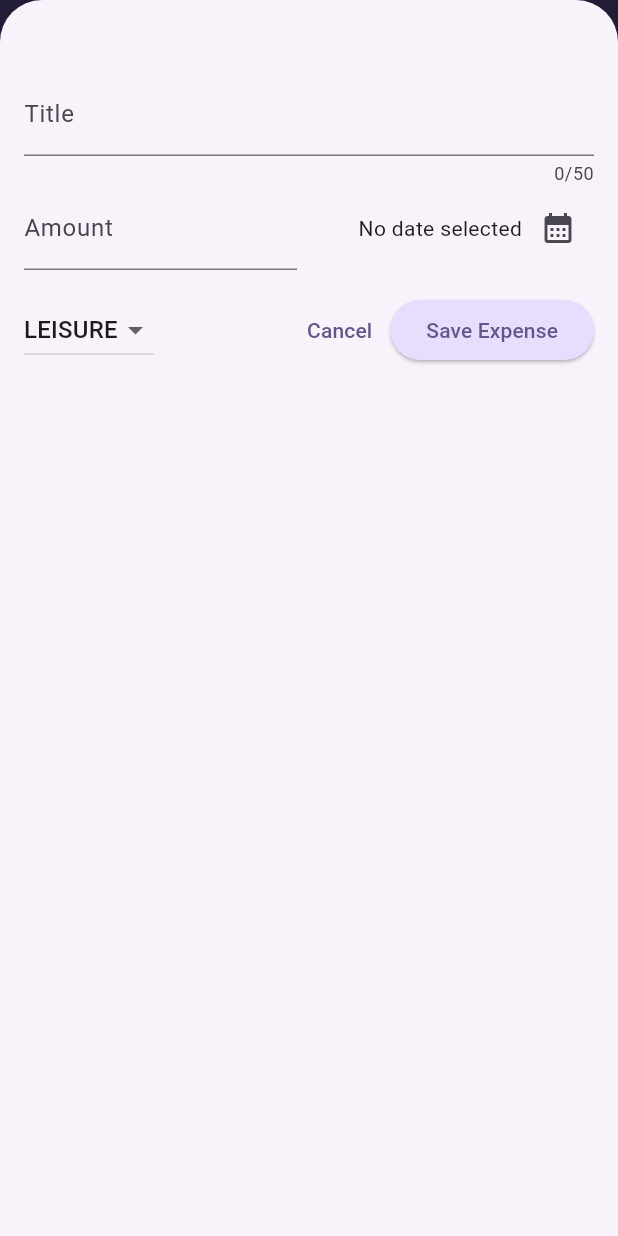
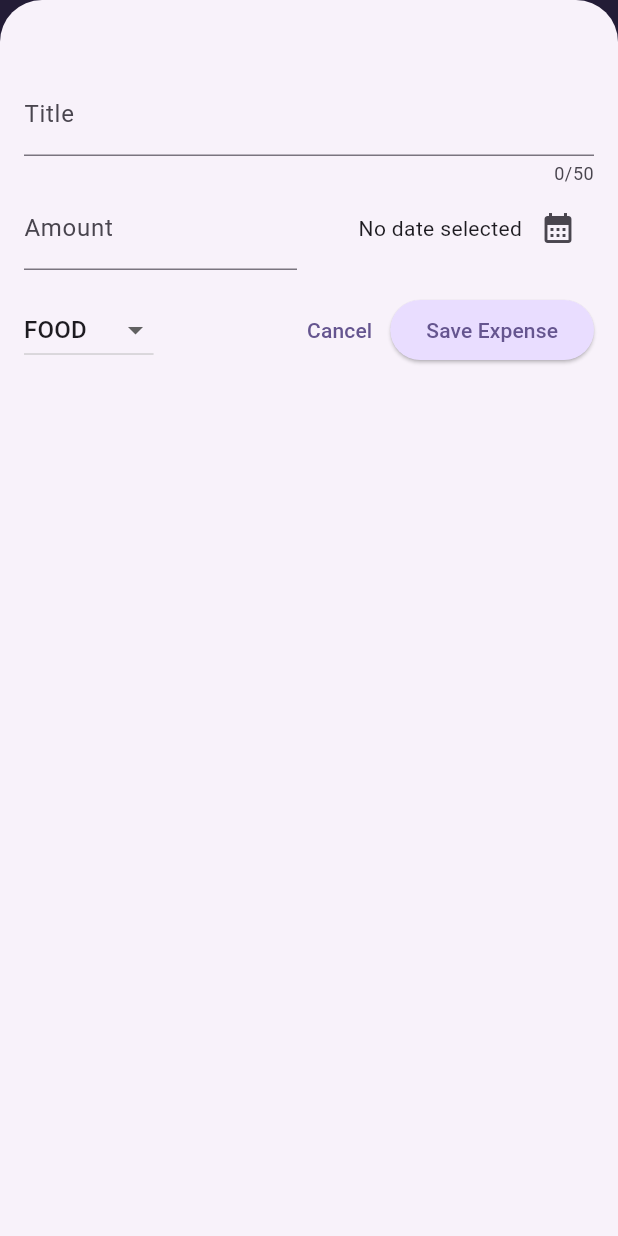
Before and after one commit to turek979/expense_tracker, a Flutter app: the screen it shows after launch, after a tap on the "add" icon, on a phone screen of 412 x 824 dp. Run offline on Flutter 3.47's test engine with Material 3 defaults, Android fonts, the phone set to English and light mode, and no system bars.

Commit message:
Final theming and functionality complete

```diff
--- a/lib/main.dart
+++ b/lib/main.dart
@@ -1,4 +1,5 @@
 import 'package:flutter/material.dart';
+// import 'package:flutter/services.dart';
 import 'package:expense_tracker/widgets/expenses.dart';
 
 var kColorScheme = ColorScheme.fromSeed(
@@ -11,6 +12,10 @@ var kDarkColorScheme = ColorScheme.fromSeed(
 );
 
 void main() {
+  // WidgetsFlutterBinding.ensureInitialized();
+  // SystemChrome.setPreferredOrientations([
+  //   DeviceOrientation.portraitUp,
+  // ]).then((fn) {
   runApp(
     MaterialApp(
       darkTheme: ThemeData.dark().copyWith(
@@ -53,4 +58,5 @@ void main() {
       home: const Expenses(),
     ),
   );
+  // });
 }
--- a/lib/widgets/chart/chart.dart
+++ b/lib/widgets/chart/chart.dart
@@ -1,12 +1,11 @@
+import 'package:expense_tracker/models/expense_model.dart';
 import 'package:flutter/material.dart';
-
 import 'package:expense_tracker/widgets/chart/chart_bar.dart';
-import 'package:expense_tracker/models/expense.dart';
 
 class Chart extends StatelessWidget {
   const Chart({super.key, required this.expenses});
 
-  final List<Expense> expenses;
+  final List<ExpenseModel> expenses;
 
   List<ExpenseBucket> get buckets {
     return [
--- a/lib/widgets/expenses.dart
+++ b/lib/widgets/expenses.dart
@@ -1,3 +1,4 @@
+import 'package:expense_tracker/widgets/chart/chart.dart';
 import 'package:expense_tracker/widgets/expenses_list/expenses_list.dart';
 import 'package:expense_tracker/widgets/new_expense.dart';
 import 'package:flutter/material.dart';
@@ -86,7 +87,7 @@ class _ExpensesState extends State<Expenses> {
       ),
       body: Column(
         children: [
-          const Text('Chart'),
+          Chart(expenses:  _registeredExpenses),
           Expanded(
             child: mainContent,
           )
--- a/lib/widgets/new_expense.dart
+++ b/lib/widgets/new_expense.dart
@@ -14,7 +14,7 @@ class _NewExpenseState extends State<NewExpense> {
   final _titleController = TextEditingController();
   final _amountController = TextEditingController();
   DateTime? _selectedDate;
-  Category _selectedCategory = Category.leisure;
+  Category _selectedCategory = Category.food;
 
   void _presentDatePicker() async {
     final now = DateTime.now();
```
